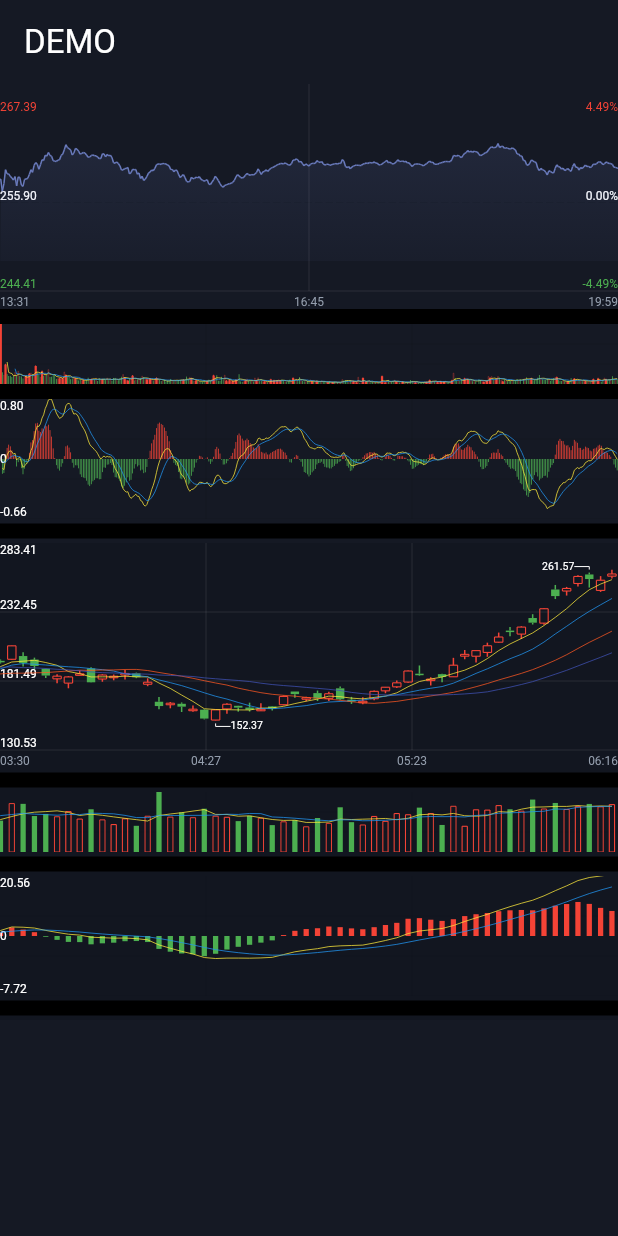
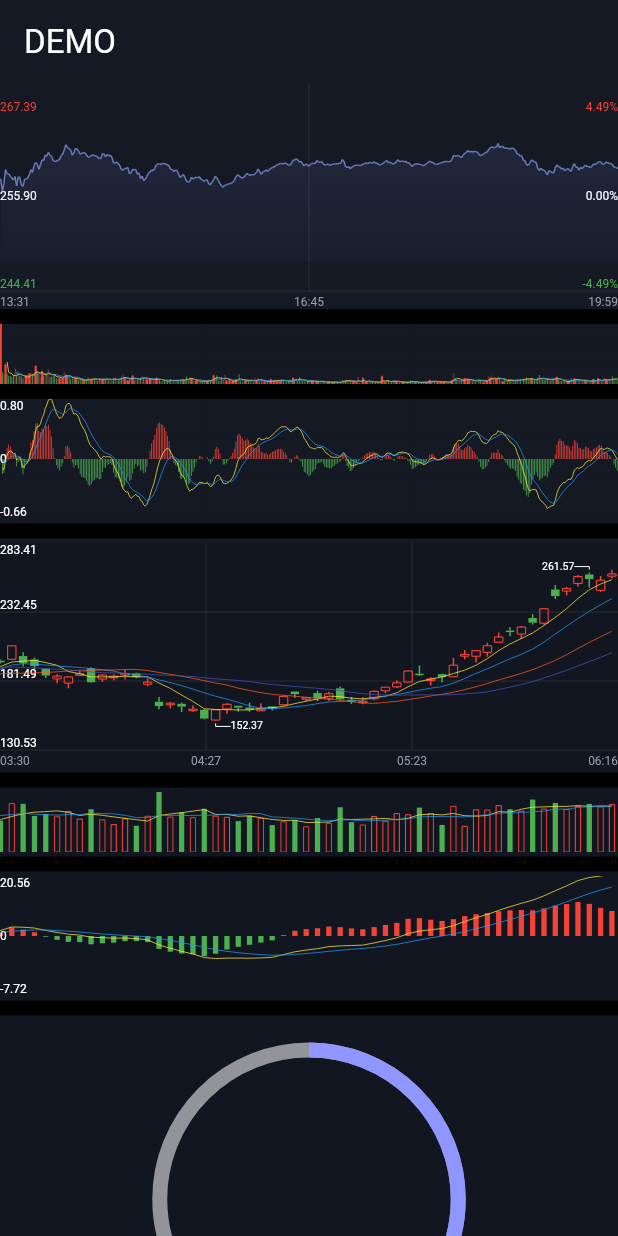
Before and after one commit to ZengqiangLi/ace_chart, a Flutter app: the screen it shows after launch, on a phone screen of 412 x 824 dp. Run offline on Flutter 3.47's test engine with Material 3 defaults, Android fonts, the phone set to English and light mode, and no system bars; our stand-ins replace flutter_screenutil.

Commit message:
圆形进度图

```diff
--- a/demo/lib/home.dart
+++ b/demo/lib/home.dart
@@ -32,6 +32,7 @@ class _HomeState extends State<Home> {
     maDays: [],
     useKdj: true,
   );
+
   @override
   void initState() {
     super.initState();
@@ -206,6 +207,19 @@ class _HomeState extends State<Home> {
                           margin: const EdgeInsets.symmetric(vertical: 3),
                           color: Colors.black,
                         ),
+                        const Padding(
+                          padding: EdgeInsets.all(20),
+                          child: SizedBox(
+                            height: 199,
+                            width: 199,
+                            child: CircularProgressIndicator(
+                              value: 0.7,
+                              strokeWidth: 10,
+                              color: Color(0xff9096FF),
+                              backgroundColor: Colors.white54,
+                            ),
+                          ),
+                        ),
                       ],
                     );
                   },
--- a/lib/ace_container.dart
+++ b/lib/ace_container.dart
@@ -1,6 +1,6 @@
 import 'package:ace_chart/controllers/ace_controller.dart';
 import 'package:ace_chart/ace_consumer.dart';
-import 'package:ace_chart/gestures/DragScaleGestureDetector.dart';
+import 'package:ace_chart/gestures/drag_scale_gesture_detector.dart';
 import 'package:flutter/material.dart';
 
 class AceContainer<T extends AceController> extends StatefulWidget {
--- a/lib/gestures/DragScaleGestureDetector.dart
+++ b/lib/gestures/drag_scale_gesture_detector.dart
@@ -1,4 +1,3 @@
-// ignore: file_names
 import 'package:flutter/gestures.dart';
 import 'package:flutter/material.dart';
 
--- a/lib/painters/k_chart_painter.dart
+++ b/lib/painters/k_chart_painter.dart
@@ -23,8 +23,8 @@ class KChartPainter extends AcePainter with AceHistogram {
   late double _drawMinValue;
   late int _drawMaxIndex;
   late int _drawMinIndex;
-  KChartPainter(
-      {required super.values,
+  KChartPainter({
+    required super.values,
     required super.scrollX,
     required super.scale,
     required super.pointSpace,
@@ -59,7 +59,8 @@ class KChartPainter extends AcePainter with AceHistogram {
     required this.lowMarkColor,
     required this.markSize,
     required this.showCrossText,
-      required super.average}) {
+    required super.average,
+  }) {
     realItemWidth = pointWidth * 0.8;
   }
 
```
Lines whose indentation alone changed are shown as unchanged.
